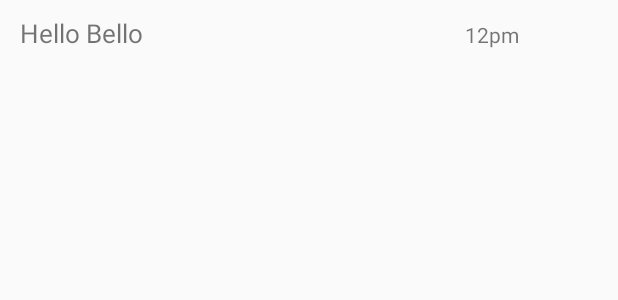
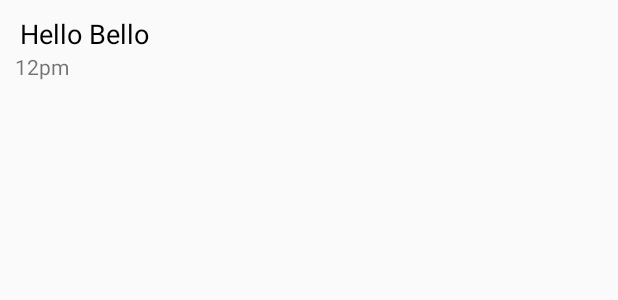
Before and after one commit to ankitgaurav/Jotter, an Android app: the layout notes_list_item.xml on its own in the app's theme, with its tools: preview values and no code run, on a phone screen of 412 x 824 dp. Shown: the top 300 px of the screen. Run offline under Robolectric (Android 15) with nearby library versions, the phone set to English and light mode, and no system bars.

Commit message:
Modified the UI of listview in notes list adapter, added formatted and locale specific date/time, Delete note still not working

```diff
--- a/app/src/main/java/com/ankitgaurav/notes/MainActivity.java
+++ b/app/src/main/java/com/ankitgaurav/notes/MainActivity.java
@@ -56,7 +56,7 @@ public class MainActivity extends AppCompatActivity{
                 Object o = listView.getItemAtPosition(position);
                 Note note=(Note)o;
                 Intent intent = new Intent(getApplicationContext(), DetailedNote.class);
-                intent.putExtra("note_id", note.get_id());
+                intent.putExtra("note_id", Long.parseLong(note.get_id()));
                 intent.putExtra("note_created_at", note.getCreatedAt());
                 intent.putExtra("noteText", note.getNoteText());
                 startActivity(intent);
--- a/app/src/main/res/layout/activity_detailed_note.xml
+++ b/app/src/main/res/layout/activity_detailed_note.xml
@@ -18,7 +18,8 @@
     <TextView
         android:layout_width="fill_parent"
         android:layout_height="wrap_content"
-        android:textAppearance="?android:attr/textAppearanceMedium"
+        android:textAppearance="@string/abc_font_family_body_1_material"
+        android:textSize="18sp"
         android:text="Large Text"
         android:id="@+id/detailedNoteTextView"
         android:layout_below="@+id/detailed_note_toolbar"
--- a/app/src/main/res/layout/notes_list_item.xml
+++ b/app/src/main/res/layout/notes_list_item.xml
@@ -1,21 +1,25 @@
 <?xml version="1.0" encoding="utf-8"?>
 <LinearLayout xmlns:android="http://schemas.android.com/apk/res/android"
-    android:orientation="horizontal" android:layout_width="match_parent"
+    android:orientation="vertical" android:layout_width="match_parent"
     android:padding="10dp"
     android:paddingLeft="10dp"
-    android:layout_height="80sp"
+    android:layout_height="90sp"
     >
     <TextView
         android:text="Hello Bello"
         android:id="@+id/note_text"
-        android:layout_width="300dp"
+        android:layout_width="match_parent"
         android:layout_height="wrap_content"
+        android:textAppearance="@string/abc_font_family_body_1_material"
         android:paddingRight="3dp"
         android:paddingLeft="3dp"
-        android:textSize="17sp" />
+        android:textSize="18sp" />
     <TextView
         android:text="12pm"
         android:id="@+id/note_created_at"
         android:layout_width="wrap_content"
-        android:layout_height="wrap_content" />
+        android:layout_height="wrap_content"
+        android:textAppearance="?android:attr/textAppearanceSmall"
+        />
+
 </LinearLayout>
```
Also changed, not shown: app/src/main/java/com/ankitgaurav/notes/DetailedNote.java (+43 -17 lines), app/src/main/java/com/ankitgaurav/notes/MyDBHandler.java (+13 -3 lines), app/src/main/java/com/ankitgaurav/notes/Note.java (+4 -4 lines), app/src/main/java/com/ankitgaurav/notes/NoteEditor.java (+10 -1 lines), app/src/main/java/com/ankitgaurav/notes/NotesAdapter.java (+31 -4 lines), app/src/main/res/layout/activity_note_editor.xml (+5 -2 lines).
